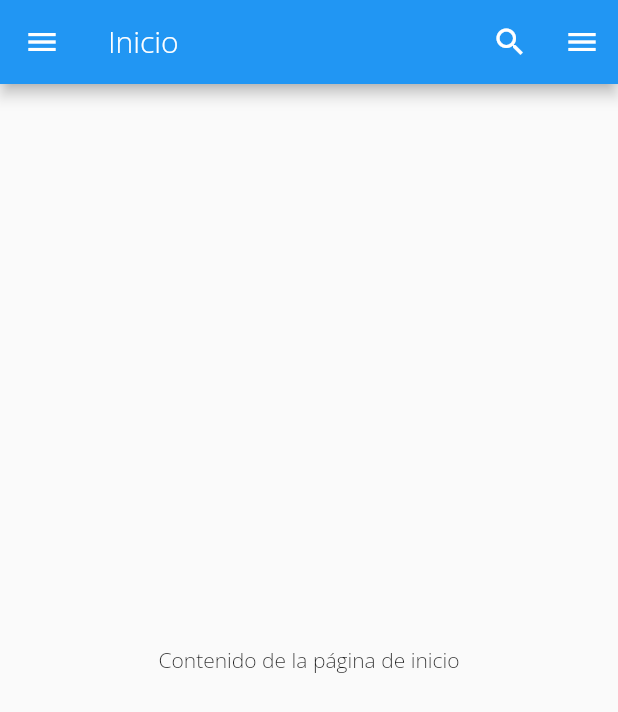
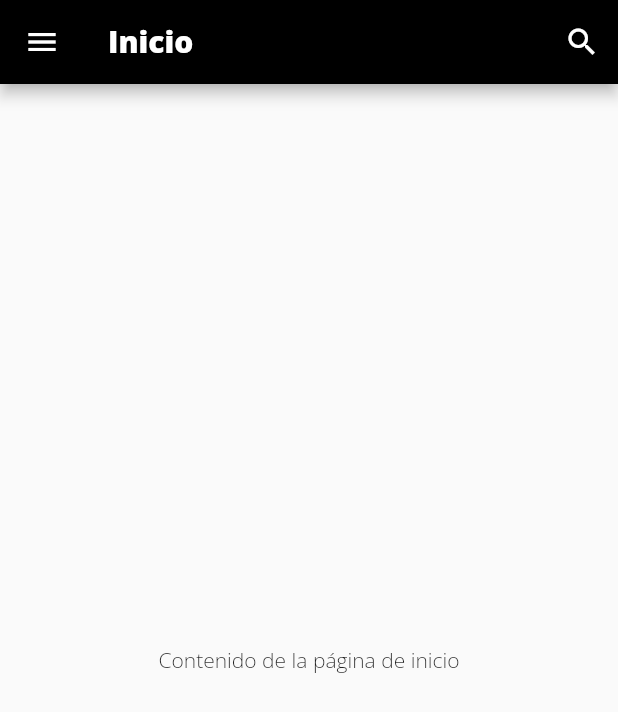
Before and after one commit to julsk12/practica-flutter, a Flutter app: the HomePage screen opened by its route, on a phone screen of 412 x 824 dp. Shown: the top 712 px of the screen. Run offline on Flutter 3.47's test engine with Material 2 defaults, Android fonts, the phone set to English and light mode, and no system bars; statements that could not run were skipped.

Commit message:
funciona volver

```diff
--- a/fluta/lib/src/home.dart
+++ b/fluta/lib/src/home.dart
@@ -8,19 +8,18 @@ class HomePage extends StatelessWidget {
   Widget build(BuildContext context) {
     return Scaffold(
       appBar: AppBar(
-        title: Text('Inicio'), // Título de la página de inicio
+        backgroundColor: Colors.black,
+        title: Text('Inicio',
+        style: TextStyle(
+          color: Colors.white,
+          fontWeight: FontWeight.bold,
+          fontFamily:
+        ),), // Título de la página de inicio
         actions: [
           IconButton(
             icon: Icon(Icons.search),
             onPressed: () {
               // Lógica para realizar la búsqueda
-            },
-          ),
-          IconButton(
-            icon: Icon(Icons.menu),
-            onPressed: () {
-              // Abre el menú lateral
-              Scaffold.of(context).openDrawer();
             },
           ),
         ],
```
